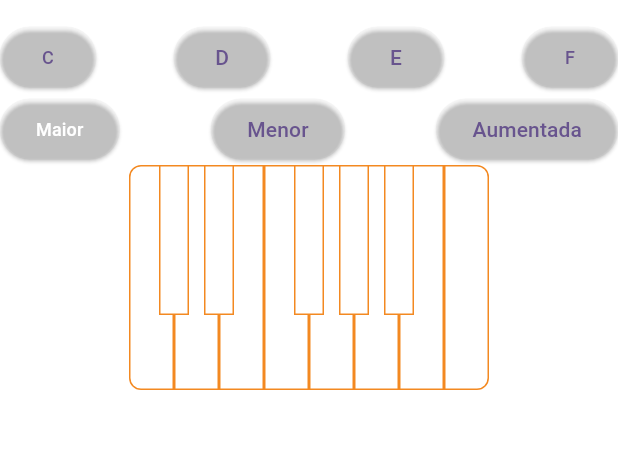
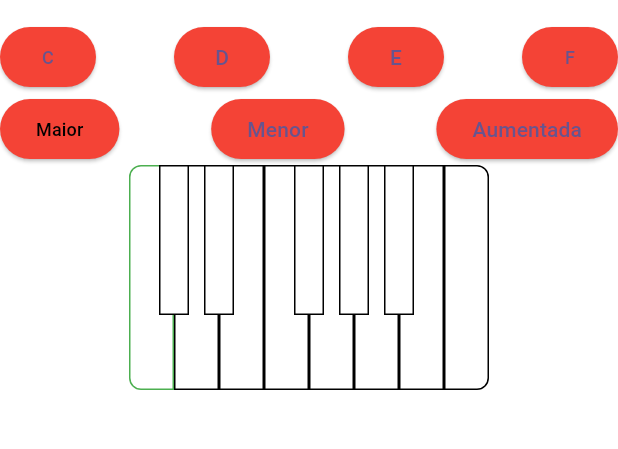
Before and after one commit to marquinhos2017/pianochords_flutter, a Flutter app: the screen it shows after launch, on a phone screen of 412 x 824 dp, the part 63-512 px from its top. Run offline on Flutter 3.47's test engine with Material 3 defaults, Android fonts, the phone set to English and light mode, and no system bars.

Commit message:
Mudando cor das bordas e dos selecionados

```diff
--- a/lib/main.dart
+++ b/lib/main.dart
@@ -674,7 +674,7 @@ class _MyHomePageState extends State<MyHomePage> {
                   ElevatedButton(
                       style: ButtonStyle(
                           backgroundColor: MaterialStatePropertyAll(
-                              buttonC ? Color(0xffF38921) : Colors.white10)),
+                              buttonC ? Colors.green : Colors.red)),
                       onPressed: () {
                         ;
                         setState(() {
@@ -698,7 +698,7 @@ class _MyHomePageState extends State<MyHomePage> {
                   ElevatedButton(
                       style: ButtonStyle(
                           backgroundColor: MaterialStatePropertyAll(
-                              buttonD ? Color(0xffF38921) : Colors.white10)),
+                              buttonD ? Colors.green : Colors.red)),
                       onPressed: () {
                         setState(() {
                           buttonD = !buttonD;
@@ -718,7 +718,7 @@ class _MyHomePageState extends State<MyHomePage> {
                   ElevatedButton(
                       style: ButtonStyle(
                           backgroundColor: MaterialStatePropertyAll(
-                              buttonE ? Color(0xffF38921) : Colors.white10)),
+                              buttonE ? Colors.green : Colors.red)),
                       onPressed: () {
                         setState(() {
                           buttonE = !buttonE;
@@ -738,7 +738,7 @@ class _MyHomePageState extends State<MyHomePage> {
                   ElevatedButton(
                       style: ButtonStyle(
                           backgroundColor: MaterialStatePropertyAll(
-                              buttonC ? Color(0xffF38921) : Colors.white10)),
+                              buttonC ? Colors.green : Colors.red)),
                       onPressed: () {
                         ;
                         setState(() {
@@ -766,9 +766,8 @@ class _MyHomePageState extends State<MyHomePage> {
                 children: [
                   ElevatedButton(
                       style: ButtonStyle(
-                          backgroundColor: MaterialStatePropertyAll(ButtonMajor
-                              ? Color(0xffF38921)
-                              : Colors.white10)),
+                          backgroundColor: MaterialStatePropertyAll(
+                              ButtonMajor ? Colors.green : Colors.red)),
                       onPressed: () {
                         setState(() {
                           ButtonMajor = true;
@@ -781,13 +780,12 @@ class _MyHomePageState extends State<MyHomePage> {
                       },
                       child: Text(
                         "Maior",
-                        style: TextStyle(fontSize: 12, color: Colors.white),
+                        style: TextStyle(fontSize: 12, color: Colors.black),
                       )),
                   ElevatedButton(
                       style: ButtonStyle(
-                          backgroundColor: MaterialStatePropertyAll(ButtonMenor
-                              ? Color(0xffF38921)
-                              : Colors.white10)),
+                          backgroundColor: MaterialStatePropertyAll(
+                              ButtonMenor ? Colors.green : Colors.red)),
                       onPressed: () {
                         setState(() {
                           tipo = 1;
@@ -802,7 +800,7 @@ class _MyHomePageState extends State<MyHomePage> {
                   ElevatedButton(
                       style: ButtonStyle(
                           backgroundColor: MaterialStatePropertyAll(
-                              ButtonAug ? Color(0xffF38921) : Colors.white10)),
+                              ButtonAug ? Colors.green : Colors.red)),
                       onPressed: () {
                         setState(() {
                           ButtonAug = true;
@@ -833,13 +831,11 @@ class _MyHomePageState extends State<MyHomePage> {
                               width: largura_brancas,
                               height: altura_brancas,
                               decoration: BoxDecoration(
-                                  color: notas[0]
-                                      ? Color(0xffF38921)
-                                      : Colors.white,
+                                  color: notas[0] ? Colors.green : Colors.white,
                                   borderRadius: BorderRadius.horizontal(
                                       left: Radius.circular(8)),
                                   border: Border.all(
-                                    color: Color(0xffF38921),
+                                    color: Colors.green,
                                   )),
                             ),
                           ),
@@ -855,10 +851,8 @@ class _MyHomePageState extends State<MyHomePage> {
                               width: largura_brancas,
                               height: altura_brancas,
                               decoration: BoxDecoration(
-                                  color: notas[2]
-                                      ? Color(0xffF38921)
-                                      : Colors.white,
-                                  border: Border.all(color: Color(0xffF38921))),
+                                  color: notas[2] ? Colors.green : Colors.white,
+                                  border: Border.all(color: Colors.black)),
                             ),
                           ),
                         ),
@@ -873,10 +867,8 @@ class _MyHomePageState extends State<MyHomePage> {
                               width: largura_brancas,
                               height: altura_brancas,
                               decoration: BoxDecoration(
-                                  color: notas[4]
-                                      ? Color(0xffF38921)
-                                      : Colors.white,
-                                  border: Border.all(color: Color(0xffF38921))),
+                                  color: notas[4] ? Colors.green : Colors.white,
+                                  border: Border.all(color: Colors.black)),
                             ),
                           ),
                         ),
@@ -891,10 +883,8 @@ class _MyHomePageState extends State<MyHomePage> {
                               width: largura_pretas,
                               height: altura_pretas,
                               decoration: BoxDecoration(
-                                  color: notas[3]
-                                      ? Color(0xffF38921)
-                                      : Colors.white,
-                                  border: Border.all(color: Color(0xffF38921))),
+                                  color: notas[3] ? Colors.green : Colors.white,
+                                  border: Border.all(color: Colors.black)),
                             ),
                           ),
                         ),
@@ -909,10 +899,8 @@ class _MyHomePageState extends State<MyHomePage> {
                               width: largura_brancas,
                               height: altura_brancas,
                               decoration: BoxDecoration(
-                                  color: notas[5]
-                                      ? Color(0xffF38921)
-                                      : Colors.white,
-                                  border: Border.all(color: Color(0xffF38921))),
+                                  color: notas[5] ? Colors.green : Colors.white,
+                                  border: Border.all(color: Colors.black)),
                             ),
                           ),
                         ),
@@ -927,10 +915,8 @@ class _MyHomePageState extends State<MyHomePage> {
                               width: largura_brancas,
                               height: altura_brancas,
                               decoration: BoxDecoration(
-                                  color: notas[7]
-                                      ? Color(0xffF38921)
-                                      : Colors.white,
-                                  border: Border.all(color: Color(0xffF38921))),
+                                  color: notas[7] ? Colors.green : Colors.white,
+                                  border: Border.all(color: Colors.black)),
                             ),
                           ),
                         ),
@@ -945,10 +931,8 @@ class _MyHomePageState extends State<MyHomePage> {
                               width: largura_brancas,
                               height: altura_brancas,
                               decoration: BoxDecoration(
-                                  color: notas[9]
-                                      ? Color(0xffF38921)
-                                      : Colors.white,
-                                  border: Border.all(color: Color(0xffF38921))),
+                                  color: notas[9] ? Colors.green : Colors.white,
+                                  border: Border.all(color: Colors.black)),
                             ),
                           ),
                         ),
@@ -963,10 +947,9 @@ class _MyHomePageState extends State<MyHomePage> {
                               width: largura_brancas,
                               height: altura_brancas,
                               decoration: BoxDecoration(
-                                  color: notas[11]
-                                      ? Color(0xffF38921)
-                                      : Colors.white,
-                                  border: Border.all(color: Color(0xffF38921))),
+                                  color:
+                                      notas[11] ? Colors.green : Colors.white,
+                                  border: Border.all(color: Colors.black)),
                             ),
                           ),
                         ),
@@ -981,12 +964,11 @@ class _MyHomePageState extends State<MyHomePage> {
                               width: largura_brancas,
                               height: altura_brancas,
                               decoration: BoxDecoration(
-                                  color: notas[12]
-                                      ? Color(0xffF38921)
-                                      : Colors.white,
+                                  color:
+                                      notas[12] ? Colors.green : Colors.white,
                                   borderRadius: BorderRadius.horizontal(
                                       right: Radius.circular(8)),
-                                  border: Border.all(color: Color(0xffF38921))),
+                                  border: Border.all(color: Colors.black)),
                             ),
                           ),
                         ),
@@ -1001,10 +983,8 @@ class _MyHomePageState extends State<MyHomePage> {
                               width: largura_pretas,
                               height: altura_pretas,
                               decoration: BoxDecoration(
-                                  color: notas[1]
-                                      ? Color(0xffF38921)
-                                      : Colors.white,
-                                  border: Border.all(color: Color(0xffF38921))),
+                                  color: notas[1] ? Colors.green : Colors.white,
+                                  border: Border.all(color: Colors.black)),
                             ),
                           ),
                         ),
@@ -1019,10 +999,8 @@ class _MyHomePageState extends State<MyHomePage> {
                               width: largura_pretas,
                               height: altura_pretas,
                               decoration: BoxDecoration(
-                                  color: notas[6]
-                                      ? Color(0xffF38921)
-                                      : Colors.white,
-                                  border: Border.all(color: Color(0xffF38921))),
+                                  color: notas[6] ? Colors.green : Colors.white,
+                                  border: Border.all(color: Colors.black)),
                             ),
                           ),
                         ),
@@ -1037,10 +1015,8 @@ class _MyHomePageState extends State<MyHomePage> {
                               width: largura_pretas,
                               height: altura_pretas,
                               decoration: BoxDecoration(
-                                  color: notas[8]
-                                      ? Color(0xffF38921)
-                                      : Colors.white,
-                                  border: Border.all(color: Color(0xffF38921))),
+                                  color: notas[8] ? Colors.green : Colors.white,
+                                  border: Border.all(color: Colors.black)),
                             ),
                           ),
                         ),
@@ -1055,10 +1031,9 @@ class _MyHomePageState extends State<MyHomePage> {
                               width: largura_pretas,
                               height: altura_pretas,
                               decoration: BoxDecoration(
-                                  color: notas[10]
-                                      ? Color(0xffF38921)
-                                      : Colors.white,
-                                  border: Border.all(color: Color(0xffF38921))),
+                                  color:
+                                      notas[10] ? Colors.green : Colors.white,
+                                  border: Border.all(color: Colors.black)),
                             ),
                           ),
                         ),
```
